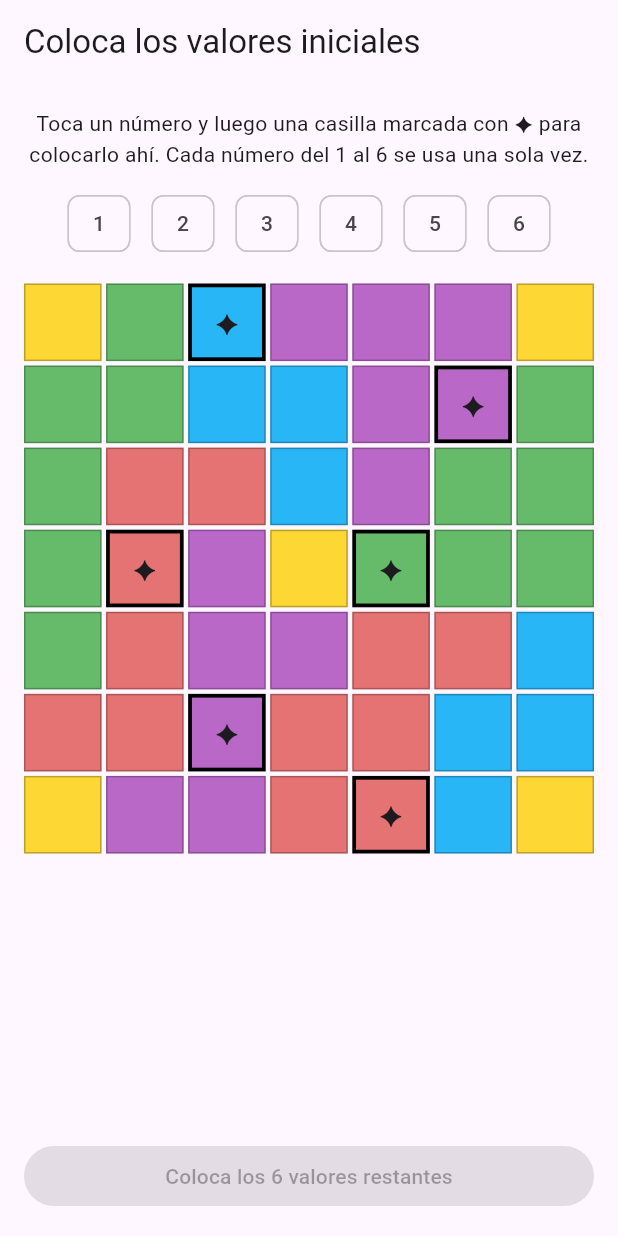
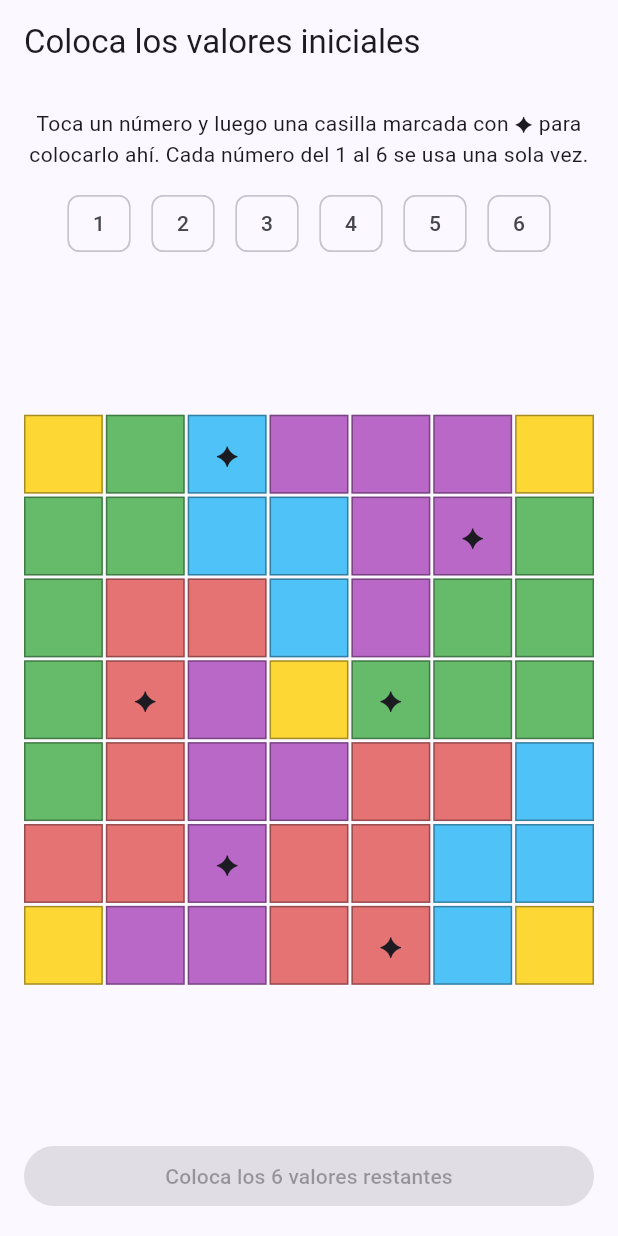
Before and after one commit to Guillermocg19/Brillant, a Flutter app: the PantallaValoresIniciales screen opened directly, after a tap on an icon or button, on a phone screen of 412 x 824 dp. Run offline on Flutter 3.47's test engine with Material 3 defaults, Android fonts, the light colour scheme and no system bars; our stand-ins replace equatable, flutter_bloc.

Commit message:
feat: pantalla de valores iniciales con BLoC y tablero Nivel 1- Agrega tablero.dart: enum ColorRegion, generador de zonas (construirTableroDesdeColores), utilidades de consulta por zona/color/posicion, y el tablero real "Level 1" (tableroNivel1, estrellasNivel1, 7x7, 6 estrellas)- Agrega PantallaValoresIniciales: pantalla donde el jugador coloca los numeros 1-6 en las casillas marcadas con estrella antes de empezar a jugar; boton "Inicio" bloqueado hasta completar las 6- Migra el manejo de estado de setState() a BLoC (flutter_bloc + equatable): eventos SeleccionarNumero/TocarEstrella, estado con valores + numeroSeleccionado, y la logica en ValoresInicialesBloc. El widget pasa de StatefulWidget a StatelessWidget- Corrige layout del tablero: usa LayoutBuilder + SizedBox cuadrado (min entre ancho y alto disponibles) para que las celdas queden parejas y el tablero no se desborde en pantallas anchas- Actualiza main.dart: envuelve la pantalla en BlocProvider- Suma dependencias en pubspec.yaml: flutter_bloc ^8.1.6, equatable ^2.0.5

```diff
--- a/lib/pantalla_valores_iniciales.dart
+++ b/lib/pantalla_valores_iniciales.dart
@@ -1,12 +1,16 @@
 import 'dart:math';
 import 'package:flutter/material.dart';
+import 'package:flutter_bloc/flutter_bloc.dart';
 import 'tablero.dart';
+import 'valores_iniciales_bloc.dart';
+import 'valores_iniciales_event.dart';
+import 'valores_iniciales_state.dart';
 
 /// Pantalla previa al juego: el jugador debe colocar los números 1-6
 /// (cada uno una sola vez) en las 6 casillas marcadas con estrella.
-/// El botón de continuar queda BLOQUEADO (estado local, sin paquetes
-/// externos) hasta que las 6 estrellas tengan un valor.
-class PantallaValoresIniciales extends StatefulWidget {
+/// Requiere que un ValoresInicialesBloc ya esté provisto arriba en el
+/// árbol (ver main.dart).
+class PantallaValoresIniciales extends StatelessWidget {
   final List<List<ColorRegion>> tablero;
   final Set<Point<int>> estrellas;
   final void Function(Map<Point<int>, int> valoresIniciales) alContinuar;
@@ -18,63 +22,35 @@ class PantallaValoresIniciales extends StatefulWidget {
     required this.alContinuar,
   });
 
-  @override
-  State<PantallaValoresIniciales> createState() =>
-      _PantallaValoresInicialesState();
-}
-
-class _PantallaValoresInicialesState extends State<PantallaValoresIniciales> {
-  final Map<Point<int>, int> _valores = {};
-  int? _numeroSeleccionado;
-
-  List<int> get _numerosDisponibles {
-    final usados = _valores.values.toSet();
-    return [1, 2, 3, 4, 5, 6].where((n) => !usados.contains(n)).toList();
-  }
-
-  bool get _listo => _valores.length == widget.estrellas.length;
-
-  void _seleccionarNumero(int n) {
-    setState(() => _numeroSeleccionado = n);
-  }
-
-  void _tocarEstrella(Point<int> pos) {
-    if (_numeroSeleccionado == null) return;
-    setState(() {
-      _valores[pos] = _numeroSeleccionado!;
-      _numeroSeleccionado = null;
-    });
-  }
-
-  void _quitarValor(Point<int> pos) {
-    setState(() => _valores.remove(pos));
-  }
-
   Color _colorDe(ColorRegion c) {
     switch (c) {
       case ColorRegion.amarillo:
-        return Colors.yellow.shade600;
+        return const Color(0xFFFDD835);
       case ColorRegion.verde:
-        return Colors.green.shade400;
+        return const Color(0xFF66BB6A);
       case ColorRegion.morado:
-        return Colors.purple.shade300;
+        return const Color(0xFFBA68C8);
       case ColorRegion.azul:
-        return Colors.lightBlue.shade400;
+        return const Color(0xFF4FC3F7);
       case ColorRegion.rojo:
-        return Colors.red.shade300;
+        return const Color(0xFFE57373);
     }
   }
 
   @override
   Widget build(BuildContext context) {
-    final filas = widget.tablero.length;
-    final columnas = widget.tablero[0].length;
+    final filas = tablero.length;
+    final columnas = tablero[0].length;
 
     return Scaffold(
       appBar: AppBar(title: const Text('Coloca los valores iniciales')),
-      body: Padding(
+      body: SafeArea(
+        child: Padding(
           padding: const EdgeInsets.all(16),
-        child: Column(
+          child: BlocBuilder<ValoresInicialesBloc, ValoresInicialesState>(
+            builder: (context, state) {
+              final listo = state.listo(estrellas.length);
+              return Column(
                 children: [
                   const Text(
                     'Toca un número y luego una casilla marcada con ✦ para '
@@ -82,64 +58,31 @@ class _PantallaValoresInicialesState extends State<PantallaValoresIniciales> {
                     textAlign: TextAlign.center,
                   ),
                   const SizedBox(height: 12),
-            Wrap(
-              spacing: 8,
-              children: _numerosDisponibles.map((n) {
-                final seleccionado = _numeroSeleccionado == n;
-                return ChoiceChip(
-                  label: Text('$n'),
-                  selected: seleccionado,
-                  onSelected: (_) => _seleccionarNumero(n),
-                );
-              }).toList(),
+                  _buildChips(context, state),
+                  const SizedBox(height: 16),
+                  // El tablero ocupa el menor entre ancho y alto
+                  // disponibles, así nunca se desborda.
+                  Expanded(
+                    child: LayoutBuilder(
+                      builder: (context, constraints) {
+                        final lado =
+                            min(constraints.maxWidth, constraints.maxHeight);
+                        return Center(
+                          child: SizedBox(
+                            width: lado,
+                            height: lado,
+                            child: GridView.builder(
+                              physics: const NeverScrollableScrollPhysics(),
+                              itemCount: filas * columnas,
+                              gridDelegate:
+                                  SliverGridDelegateWithFixedCrossAxisCount(
+                                crossAxisCount: columnas,
+                                crossAxisSpacing: 2,
+                                mainAxisSpacing: 2,
+                                childAspectRatio: 1,
                               ),
-            const SizedBox(height: 16),
-            Expanded(
-              child: GridView.builder(
-                itemCount: filas * columnas,
-                gridDelegate: SliverGridDelegateWithFixedCrossAxisCount(
-                  crossAxisCount: columnas,
-                  crossAxisSpacing: 3,
-                  mainAxisSpacing: 3,
-                ),
-                itemBuilder: (context, i) {
-                  final f = i ~/ columnas;
-                  final c = i % columnas;
-                  final pos = Point(f, c);
-                  final color = widget.tablero[f][c];
-                  final esEstrella = widget.estrellas.contains(pos);
-                  final valor = _valores[pos];
-
-                  return GestureDetector(
-                    // Key única por celda: así las pruebas (y cualquier
-                    // código que necesite ubicar una celda exacta) no
-                    // dependen de "cuál GestureDetector encontré primero".
-                    key: ValueKey('celda_${f}_$c'),
-                    onTap: !esEstrella
-                        ? null
-                        : (valor == null
-                            ? () => _tocarEstrella(pos)
-                            : () => _quitarValor(pos)),
-                    child: Container(
-                      decoration: BoxDecoration(
-                        color: _colorDe(color),
-                        border: Border.all(
-                          color: esEstrella ? Colors.black : Colors.black26,
-                          width: esEstrella ? 2.5 : 1,
-                        ),
-                      ),
-                      child: Center(
-                        child: valor != null
-                            ? Text(
-                                '$valor',
-                                style: const TextStyle(
-                                  fontWeight: FontWeight.bold,
-                                  fontSize: 18,
-                                ),
-                              )
-                            : (esEstrella
-                                ? const Text('✦', style: TextStyle(fontSize: 18))
-                                : null),
+                              itemBuilder: (context, i) =>
+                                  _buildCelda(context, state, i, columnas),
                             ),
                           ),
                         );
@@ -150,15 +93,81 @@ class _PantallaValoresInicialesState extends State<PantallaValoresIniciales> {
                   SizedBox(
                     width: double.infinity,
                     child: ElevatedButton(
-                onPressed: _listo
-                    ? () => widget.alContinuar(_valores)
-                    : null,
-                child: Text(_listo
-                    ? 'Continuar'
-                    : 'Coloca los ${widget.estrellas.length - _valores.length} valores restantes'),
+                      onPressed:
+                          listo ? () => alContinuar(state.valores) : null,
+                      child: Text(listo
+                          ? 'Inicio'
+                          : 'Coloca los ${estrellas.length - state.valores.length} valores restantes'),
                     ),
                   ),
                 ],
+              );
+            },
+          ),
+        ),
+      ),
+    );
+  }
+
+  Widget _buildChips(BuildContext context, ValoresInicialesState state) {
+    final disponibles = state.numerosDisponibles;
+    if (disponibles.isEmpty) {
+      return const Text(
+        'Todos los números están colocados ✓',
+        style: TextStyle(color: Colors.grey, fontSize: 13),
+      );
+    }
+    return Wrap(
+      spacing: 8,
+      alignment: WrapAlignment.center,
+      children: disponibles.map((n) {
+        final seleccionado = state.numeroSeleccionado == n;
+        return ChoiceChip(
+          label: Text('$n'),
+          selected: seleccionado,
+          onSelected: (_) =>
+              context.read<ValoresInicialesBloc>().add(SeleccionarNumero(n)),
+        );
+      }).toList(),
+    );
+  }
+
+  Widget _buildCelda(
+    BuildContext context,
+    ValoresInicialesState state,
+    int i,
+    int columnas,
+  ) {
+    final f = i ~/ columnas;
+    final c = i % columnas;
+    final pos = Point(f, c);
+    final color = tablero[f][c];
+    final esEstrella = estrellas.contains(pos);
+    final valor = state.valores[pos];
+
+    return GestureDetector(
+      key: ValueKey('celda_${f}_$c'),
+      onTap: esEstrella
+          ? () => context.read<ValoresInicialesBloc>().add(TocarEstrella(pos))
+          : null,
+      child: Container(
+        decoration: BoxDecoration(
+          color: _colorDe(color),
+          border: Border.all(color: Colors.black.withOpacity(0.35), width: 1),
+        ),
+        child: Center(
+          child: valor != null
+              ? Text(
+                  '$valor',
+                  style: const TextStyle(
+                    fontWeight: FontWeight.bold,
+                    fontSize: 18,
+                    color: Colors.black87,
+                  ),
+                )
+              : (esEstrella
+                  ? const Text('✦', style: TextStyle(fontSize: 18))
+                  : null),
         ),
       ),
     );
--- /dev/null
+++ b/lib/valores_iniciales_bloc.dart
@@ -0,0 +1,42 @@
+import 'dart:math';
+import 'package:flutter_bloc/flutter_bloc.dart';
+import 'valores_iniciales_event.dart';
+import 'valores_iniciales_state.dart';
+
+class ValoresInicialesBloc
+    extends Bloc<ValoresInicialesEvent, ValoresInicialesState> {
+  ValoresInicialesBloc() : super(const ValoresInicialesState()) {
+    on<SeleccionarNumero>(_alSeleccionarNumero);
+    on<TocarEstrella>(_alTocarEstrella);
+  }
+
+  void _alSeleccionarNumero(
+    SeleccionarNumero event,
+    Emitter<ValoresInicialesState> emit,
+  ) {
+    final yaEstabaSeleccionado = state.numeroSeleccionado == event.numero;
+    emit(state.copyWith(
+      numeroSeleccionado: event.numero,
+      limpiarSeleccion: yaEstabaSeleccionado, // tocar el mismo = deseleccionar
+    ));
+  }
+
+  void _alTocarEstrella(
+    TocarEstrella event,
+    Emitter<ValoresInicialesState> emit,
+  ) {
+    final nuevosValores = Map<Point<int>, int>.from(state.valores);
+
+    if (nuevosValores.containsKey(event.posicion)) {
+      nuevosValores.remove(event.posicion);
+      emit(state.copyWith(valores: nuevosValores));
+      return;
+    }
+
+    final numero = state.numeroSeleccionado;
+    if (numero == null) return; // nada seleccionado, no hace nada
+
+    nuevosValores[event.posicion] = numero;
+    emit(state.copyWith(valores: nuevosValores, limpiarSeleccion: true));
+  }
+}
--- /dev/null
+++ b/lib/valores_iniciales_event.dart
@@ -0,0 +1,29 @@
+import 'dart:math';
+import 'package:equatable/equatable.dart';
+
+abstract class ValoresInicialesEvent extends Equatable {
+  const ValoresInicialesEvent();
+
+  @override
+  List<Object?> get props => [];
+}
+
+/// El jugador tocó un chip de número (para seleccionarlo o
+/// deseleccionarlo si ya estaba elegido).
+class SeleccionarNumero extends ValoresInicialesEvent {
+  final int numero;
+  const SeleccionarNumero(this.numero);
+
+  @override
+  List<Object?> get props => [numero];
+}
+
+/// El jugador tocó una casilla con estrella: coloca el número
+/// seleccionado ahí, o lo quita si ya tenía un valor.
+class TocarEstrella extends ValoresInicialesEvent {
+  final Point<int> posicion;
+  const TocarEstrella(this.posicion);
+
+  @override
+  List<Object?> get props => [posicion];
+}
--- /dev/null
+++ b/lib/valores_iniciales_state.dart
@@ -0,0 +1,34 @@
+import 'dart:math';
+import 'package:equatable/equatable.dart';
+
+class ValoresInicialesState extends Equatable {
+  final Map<Point<int>, int> valores;
+  final int? numeroSeleccionado;
+
+  const ValoresInicialesState({
+    this.valores = const {},
+    this.numeroSeleccionado,
+  });
+
+  List<int> get numerosDisponibles {
+    final usados = valores.values.toSet();
+    return [1, 2, 3, 4, 5, 6].where((n) => !usados.contains(n)).toList();
+  }
+
+  bool listo(int totalEstrellas) => valores.length == totalEstrellas;
+
+  ValoresInicialesState copyWith({
+    Map<Point<int>, int>? valores,
+    int? numeroSeleccionado,
+    bool limpiarSeleccion = false,
+  }) {
+    return ValoresInicialesState(
+      valores: valores ?? this.valores,
+      numeroSeleccionado:
+          limpiarSeleccion ? null : (numeroSeleccionado ?? this.numeroSeleccionado),
+    );
+  }
+
+  @override
+  List<Object?> get props => [valores, numeroSeleccionado];
+}
--- a/pubspec.yaml
+++ b/pubspec.yaml
@@ -34,7 +34,8 @@ dependencies:
   # The following adds the Cupertino Icons font to your application.
   # Use with the CupertinoIcons class for iOS style icons.
   cupertino_icons: ^1.0.8
-
+  flutter_bloc: ^8.1.6
+  equatable: ^2.0.5
 dev_dependencies:
   flutter_test:
     sdk: flutter
```
Also changed, not shown: lib/main.dart (+19 -110 lines), lib/tablero.dart (+0 -22 lines), pubspec.lock. Lines whose indentation alone changed are shown as unchanged.
